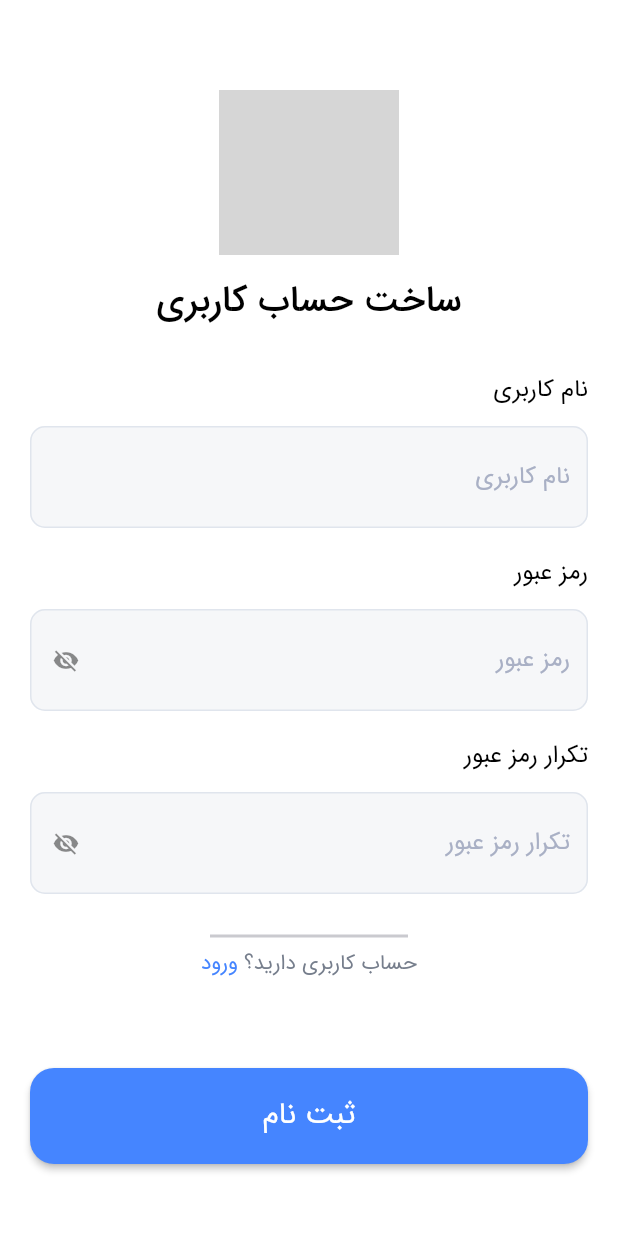
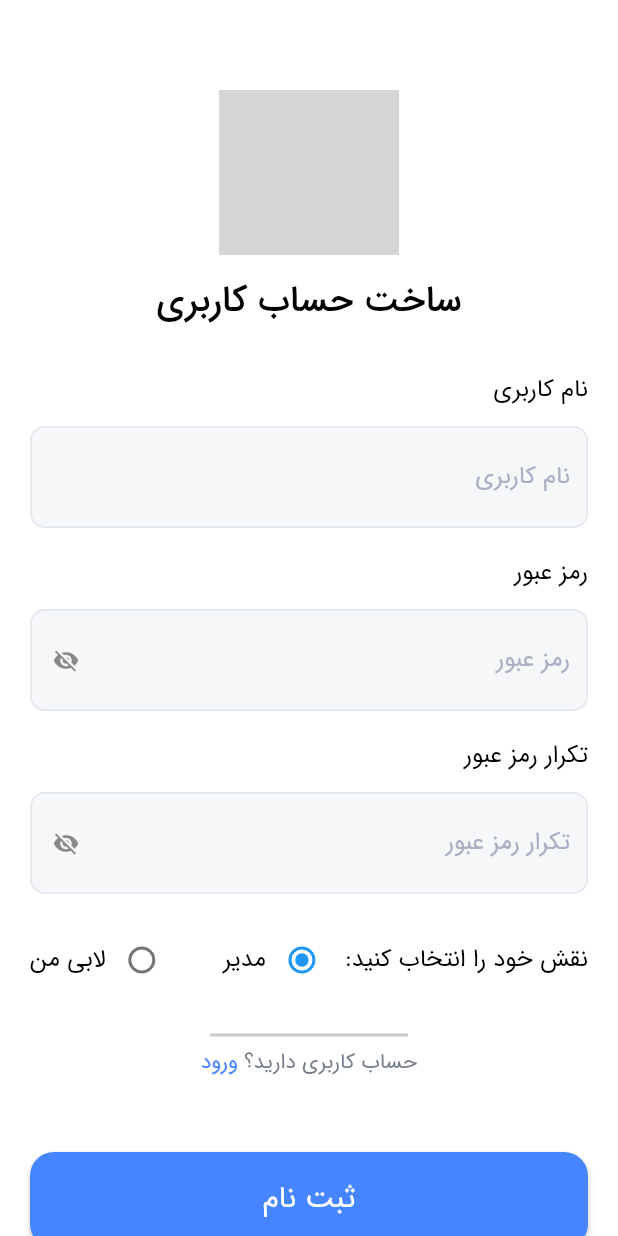
Before and after one commit to Hiwa-Shaloudegi/HomeSweet, a Flutter app: the screen it shows after launch, on a phone screen of 412 x 824 dp. Run offline on Flutter 3.47's test engine with Material 2 defaults, Android fonts, the phone set to English and light mode, and no system bars; our stand-ins replace get, get_storage, sqflite; missing offline and left inert: persian_datetime_picker; accounts and stored records are empty; grey boxes are pictures that could not be loaded.

Commit message:
Add 'role' radio in signup page.

```diff
--- a/lib/controllers/auth_controller.dart
+++ b/lib/controllers/auth_controller.dart
@@ -6,17 +6,15 @@ import 'package:home_sweet/database/staff_repository.dart';
 import 'package:home_sweet/models/staff.dart';
 
 import '../constants/storage_keys.dart';
-import '../database/user_repository.dart';
 import '../widgets/snackbar.dart';
 import '../database/db_helper.dart';
-import '../models/user.dart';
 import '../routes/routes.dart';
 import 'login_form_controller.dart';
 import 'signup_form_controller.dart';
 
 class AuthController extends GetxController {
   // Controllers
-  final staffController = Get.find<StaffController>();
+  final staffController = Get.put(StaffController());
   final signupFormController = Get.find<SignupFormController>();
   final loginFormController = Get.find<LoginFormController>();
 
@@ -66,7 +64,7 @@ class AuthController extends GetxController {
           password: signupFormController.password,
           firstName: null,
           lastName: null,
-          role: 'مدیر',
+          role: signupFormController.role,
           salary: null,
           staffPhoneNumber: null,
           startingDate: null,
@@ -75,10 +73,7 @@ class AuthController extends GetxController {
         signupFormController.resetForm();
 
         try {
-          //!!!
-          // await UserRepository.create(user);
           await StaffRepository.create(staff);
-          //!!!
 
           // Transition to the home page
           Get.offAndToNamed(AppRoutes.loginScreen);
--- a/lib/controllers/signup_form_controller.dart
+++ b/lib/controllers/signup_form_controller.dart
@@ -12,6 +12,8 @@ class SignupFormController extends GetxController {
   String username = '';
   String password = '';
   String repeatPassword = '';
+  String role = '';
+  String roleGroupValue = 'مدیر';
 
   bool isPasswordVisible = false;
   bool isRepeatPasswordVisible = false;
@@ -34,6 +36,11 @@ class SignupFormController extends GetxController {
     password = passwordTextController.text.trim().hash;
   }
 
+  void Function(String?)? roleGroupValueOnChanged(String? newValue) {
+    roleGroupValue = newValue!;
+    update();
+  }
+
   bool validate() {
     return formKey.currentState!.validate();
   }
@@ -45,6 +52,7 @@ class SignupFormController extends GetxController {
 
   void saveUserInputs() {
     formKey.currentState!.save();
+    role = roleGroupValue;
   }
 
   void resetForm() {
--- a/lib/controllers/staff_controller.dart
+++ b/lib/controllers/staff_controller.dart
@@ -1,3 +1,5 @@
+import 'dart:developer';
+
 import 'package:flutter/material.dart';
 import 'package:get/get.dart';
 import 'package:home_sweet/utils/extensions.dart';
@@ -116,11 +118,11 @@ class StaffController extends GetxController {
     allStaff.clear();
 
     allStaff.addAll(await StaffRepository.readAll());
+    log(allStaff.toString());
 
     //Reversing the list to get the recent added items first.
     allStaff = List.from(allStaff.reversed);
 
-    //TODO: delay
     await Future.delayed(const Duration(milliseconds: 350));
     isLoading = false;
     update();
--- a/lib/main.dart
+++ b/lib/main.dart
@@ -24,7 +24,6 @@ Future<void> initApp() async {
   // TODO: Checking if the app is launched for the first time. If yes then show the onBording screen.
   // bool isFirstTime = GetStorage().read<bool>('first_time') ?? true;
   // runApp(MyApp(isFirstTime: isFirstTime));
-  Get.put(StaffController());
   Get.put(LoginFormController());
   Get.put(SignupFormController());
   Get.put(AuthController());
--- a/lib/screens/auth/singup/signup_screen.dart
+++ b/lib/screens/auth/singup/signup_screen.dart
@@ -89,14 +89,39 @@ class SignUpScreen extends StatelessWidget {
                         onSaved: (newValue) {},
                       );
                     }),
-                    const SizedBox(height: 8),
+                    Padding(
+                      padding: const EdgeInsets.only(top: 10),
+                      child: GetBuilder<SignupFormController>(
+                          builder: (signupFormController) {
+                        return Row(
+                          children: [
+                            const Text('نقش خود را انتخاب کنید: '),
+                            Radio(
+                              value: 'مدیر',
+                              groupValue: signupFormController.roleGroupValue,
+                              onChanged: (newValue) => signupFormController
+                                  .roleGroupValueOnChanged(newValue),
+                            ),
+                            const Text('مدیر'),
+                            const Spacer(),
+                            Radio(
+                              value: 'لابی من',
+                              groupValue: signupFormController.roleGroupValue,
+                              onChanged: (newValue) => signupFormController
+                                  .roleGroupValueOnChanged(newValue),
+                            ),
+                            const Text('لابی من'),
+                          ],
+                        );
+                      }),
+                    ),
+                    const SizedBox(height: 16),
                     _goToLoginScreenSection(context),
-                    const SizedBox(height: 60),
+                    const SizedBox(height: 50),
                     SaveButton(
-                        text: 'ثبت نام',
-                        onPressed: () {
-                          authController.signup();
-                        }),
+                      text: 'ثبت نام',
+                      onPressed: () => authController.signup(),
+                    ),
                   ],
                 ),
               ),
```
